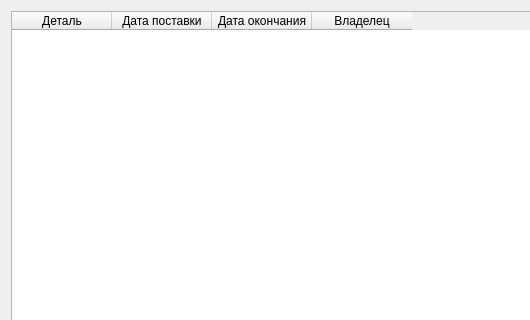
Before: the Qt Designer form servicewidget.ui in EfimovIB/AutoServiceManager, drawn with Qt 5; both pictures show x 0 to 530 and y 0 to 320 of the 702 by 442 pixel window.
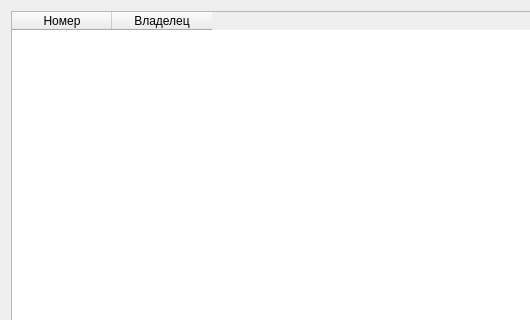
After: the same form once the commit is applied.

```diff
--- a/servicewidget.ui
+++ b/servicewidget.ui
@@ -14,24 +14,14 @@
    <string>Form</string>
   </property>
   <layout class="QGridLayout" name="gridLayout">
-   <item row="0" column="0">
+   <item row="0" column="0" colspan="2">
     <widget class="QTableWidget" name="table">
      <attribute name="verticalHeaderVisible">
       <bool>false</bool>
      </attribute>
      <column>
       <property name="text">
-       <string>Деталь</string>
-      </property>
-     </column>
-     <column>
-      <property name="text">
-       <string>Дата поставки</string>
-      </property>
-     </column>
-     <column>
-      <property name="text">
-       <string>Дата окончания</string>
+       <string>Номер</string>
       </property>
      </column>
      <column>
```
